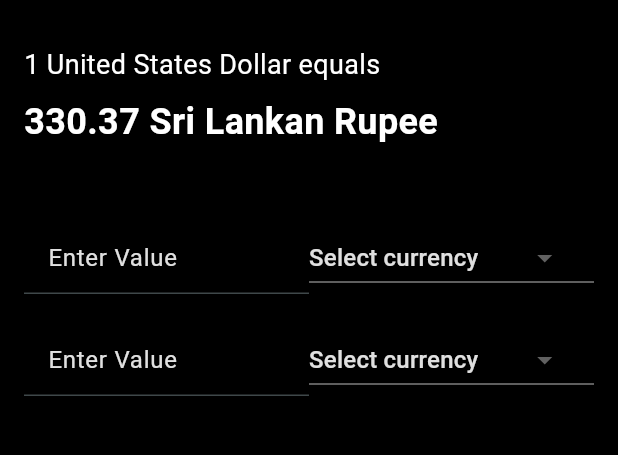
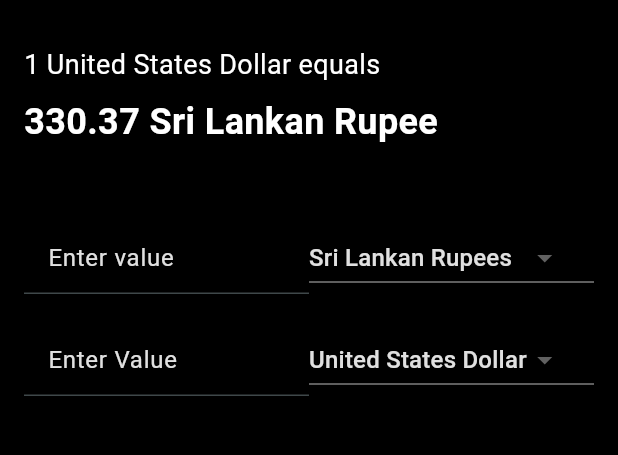
Before and after one commit to SanduSenarathne/Currecy_converter_v2, a Flutter app: the screen it shows after launch, on a phone screen of 412 x 824 dp, the part 63-518 px from its top. Run offline on Flutter 3.47's test engine with Material 2 defaults, Android fonts, the light colour scheme and no system bars; our stand-ins replace get.

Commit message:
create the function

```diff
--- a/lib/controller/controllers.dart
+++ b/lib/controller/controllers.dart
@@ -2,15 +2,75 @@ import 'package:get/get.dart';
 
 class CurrencyConverter {
   static RxString results = ''.obs;
-  static RxDouble exchangeRate = 330.37.obs;
+  static RxDouble exchangeRateUR = 330.37.obs;
+  static RxDouble exchangeRateUY = 7.16.obs;
+  static RxDouble exchangeRateYR = 44.18.obs;
+  static RxDouble inputAmount = 0.0.obs;
+  static RxDouble result = 0.0.obs;
 
-  static void convertToLKR(String usdValue) {
-    double result = double.parse(usdValue) * exchangeRate.value;
+  static void convertToCurencyText1(
+      String inputValue, String selectdCurrency1, String selectedCurrency2) {
+    try {
+      inputAmount.value = double.parse(inputValue);
+    } catch (e) {
+      results.value = 'Invalid Input';
+      return;
+    }
+
+    if (selectdCurrency1 == 'United States Dollar' &&
+        selectedCurrency2 == 'Sri Lankan Rupees') {
+      result.value = inputAmount.value * exchangeRateUR.value;
+    } else if (selectdCurrency1 == 'United States Dollar' &&
+        selectedCurrency2 == 'Chinese Yuan') {
+      result.value = inputAmount.value * exchangeRateUY.value;
+    } else if (selectdCurrency1 == 'Chinese Yuan' &&
+        selectedCurrency2 == 'Sri Lankan Rupees') {
+      result.value = inputAmount.value * exchangeRateYR.value;
+    } else if (selectdCurrency1 == 'Sri Lankan Rupees' &&
+        selectedCurrency2 == 'United States Dollar') {
+      result.value = inputAmount.value / exchangeRateUR.value;
+    } else if (selectdCurrency1 == 'Chinese Yuan' &&
+        selectedCurrency2 == 'United States Dollar') {
+      result.value = inputAmount.value / exchangeRateUY.value;
+    } else if (selectdCurrency1 == 'Sri Lankan Rupees' &&
+        selectedCurrency2 == 'Chinese Yuan') {
+      result.value = inputAmount.value / exchangeRateYR.value;
+    } else {
+      result.value = inputAmount.value;
+    }
     results.value = result.toStringAsFixed(2);
   }
 
-  static void convertToUSD(String slrValue) {
-    double result = double.parse(slrValue) / exchangeRate.value;
+  static void convertToCurencyText2(
+      String inputValue, String selectdCurrency1, String selectedCurrency2) {
+    try {
+      inputAmount.value = double.parse(inputValue);
+    } catch (e) {
+      results.value = 'Invalid Input';
+      return;
+    }
+
+    if (selectdCurrency1 == 'United States Dollar' &&
+        selectedCurrency2 == 'Sri Lankan Rupees') {
+      result.value = inputAmount.value / exchangeRateUR.value;
+    } else if (selectdCurrency1 == 'United States Dollar' &&
+        selectedCurrency2 == 'Chinese Yuan') {
+      result.value = inputAmount.value / exchangeRateUY.value;
+    } else if (selectdCurrency1 == 'Chinese Yuan' &&
+        selectedCurrency2 == 'Sri Lankan Rupees') {
+      result.value = inputAmount.value / exchangeRateYR.value;
+    } else if (selectdCurrency1 == 'Sri Lankan Rupees' &&
+        selectedCurrency2 == 'United States Dollar') {
+      result.value = inputAmount.value * exchangeRateUR.value;
+    } else if (selectdCurrency1 == 'Chinese Yuan' &&
+        selectedCurrency2 == 'United States Dollar') {
+      result.value = inputAmount.value * exchangeRateUY.value;
+    } else if (selectdCurrency1 == 'Sri Lankan Rupees' &&
+        selectedCurrency2 == 'Chinese Yuan') {
+      result.value = inputAmount.value * exchangeRateYR.value;
+    } else {
+      result.value = inputAmount.value;
+    }
     results.value = result.toStringAsFixed(2);
   }
 }
--- a/lib/view/homepage.dart
+++ b/lib/view/homepage.dart
@@ -1,23 +1,22 @@
 import 'package:flutter/material.dart';
 import 'package:flutter/services.dart';
+import 'package:currency_converter_v2/controller/controllers.dart';
 
 class HomePage extends StatelessWidget {
   HomePage({Key? key}) : super(key: key);
 
-  final TextEditingController usdController = TextEditingController();
-  final TextEditingController slrController = TextEditingController();
+  final TextEditingController controller1 = TextEditingController();
+  final TextEditingController controller2 = TextEditingController();
 
   static ValueNotifier<String> selectedCurrency1 =
-      ValueNotifier('Select currency');
+      ValueNotifier('Sri Lankan Rupees');
   static ValueNotifier<String> selectedCurrency2 =
-      ValueNotifier('Select currency');
+      ValueNotifier('United States Dollar');
 
   List<String> currencyList = [
-    'Select currency',
     'United States Dollar',
     'Sri Lankan Rupees',
-    'Chinese Yuan',
-    'South Korean Won'
+    'Chinese Yuan'
   ];
 
   @override
@@ -63,7 +62,7 @@ class HomePage extends StatelessWidget {
                   child: Container(
                     color: Colors.black,
                     child: TextField(
-                      controller: usdController,
+                      controller: controller1,
                       inputFormatters: [
                         FilteringTextInputFormatter.allow(
                           RegExp(r'^\d+\.?\d{0,2}?$'),
@@ -72,16 +71,20 @@ class HomePage extends StatelessWidget {
                       keyboardType:
                           TextInputType.numberWithOptions(decimal: true),
                       decoration: InputDecoration(
-                        hintText: 'Enter Value',
+                        hintText: 'Enter value',
                         hintStyle: TextStyle(color: Colors.grey[300]),
                         filled: true,
                         fillColor: Colors.black,
                       ),
                       style: TextStyle(color: Colors.white),
-                      /*onChanged: (value) {
-                        CurrencyConverter.convertToLKR(value);
-                        slrController.text = CurrencyConverter.results.value;
-                      },*/
+                      onChanged: (value) {
+                        CurrencyConverter.convertToCurencyText1(
+                          value,
+                          selectedCurrency2.value,
+                          selectedCurrency1.value,
+                        );
+                        controller2.text = CurrencyConverter.results.value;
+                      },
                     ),
                   ),
                 ),
@@ -124,7 +127,7 @@ class HomePage extends StatelessWidget {
                   child: Container(
                     color: Colors.black,
                     child: TextField(
-                      controller: slrController,
+                      controller: controller2,
                       inputFormatters: [
                         FilteringTextInputFormatter.allow(
                           RegExp(r'^\d+\.?\d{0,2}?$'),
@@ -139,10 +142,14 @@ class HomePage extends StatelessWidget {
                         fillColor: Colors.black,
                       ),
                       style: TextStyle(color: Colors.white),
-                      /*onChanged: (value) {
-                        CurrencyConverter.convertToUSD(value);
-                        usdController.text = CurrencyConverter.results.value;
-                      },*/
+                      onChanged: (value) {
+                        CurrencyConverter.convertToCurencyText2(
+                          value,
+                          selectedCurrency1.value,
+                          selectedCurrency2.value,
+                        );
+                        controller1.text = CurrencyConverter.results.value;
+                      },
                     ),
                   ),
                 ),
```
